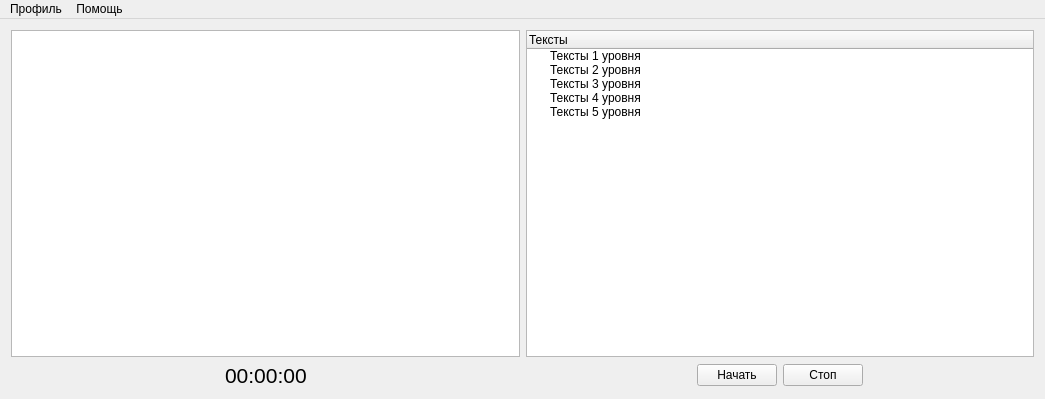
Nemilad/ReadSpeedTest, file mainwindow.ui: the form before one commit.
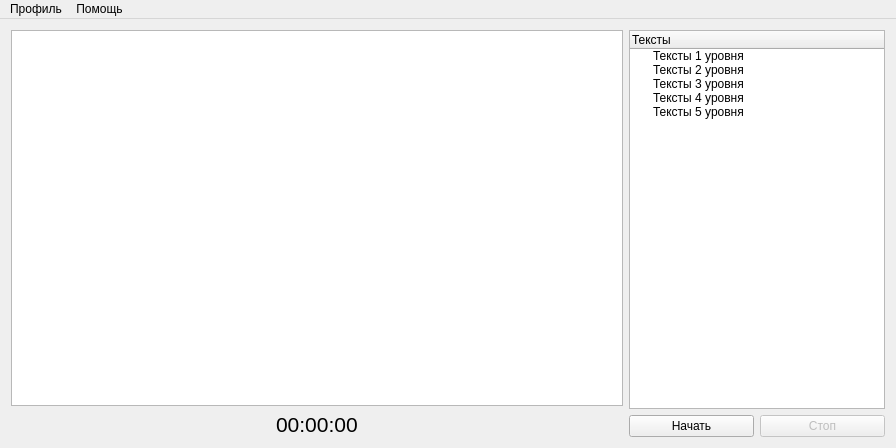
The form after the commit.

```diff
--- a/mainwindow.ui
+++ b/mainwindow.ui
@@ -6,8 +6,8 @@
    <rect>
     <x>0</x>
     <y>0</y>
-    <width>1045</width>
-    <height>399</height>
+    <width>896</width>
+    <height>448</height>
    </rect>
   </property>
   <property name="minimumSize">
@@ -52,18 +52,70 @@
         <rect>
          <x>0</x>
          <y>0</y>
-         <width>1045</width>
-         <height>381</height>
+         <width>896</width>
+         <height>430</height>
         </rect>
        </property>
        <layout class="QGridLayout" name="gridLayout_2">
-        <item row="0" column="0" colspan="2">
-         <layout class="QHBoxLayout" name="horizontalLayout">
+        <item row="0" column="0">
+         <layout class="QVBoxLayout" name="verticalLayout">
           <item>
            <widget class="QTextBrowser" name="textBrowser"/>
           </item>
           <item>
+           <layout class="QHBoxLayout" name="horizontalLayout_2">
+            <item>
+             <spacer name="horizontalSpacer">
+              <property name="orientation">
+               <enum>Qt::Horizontal</enum>
+              </property>
+              <property name="sizeHint" stdset="0">
+               <size>
+                <width>40</width>
+                <height>20</height>
+               </size>
+              </property>
+             </spacer>
+            </item>
+            <item>
+             <widget class="QLabel" name="time_label">
+              <property name="font">
+               <font>
+                <pointsize>16</pointsize>
+               </font>
+              </property>
+              <property name="text">
+               <string>&lt;html&gt;&lt;head/&gt;&lt;body&gt;&lt;p&gt;&lt;span style=&quot; font-size:16pt;&quot;&gt;00:00:00&lt;/span&gt;&lt;/p&gt;&lt;/body&gt;&lt;/html&gt;</string>
+              </property>
+             </widget>
+            </item>
+            <item>
+             <spacer name="horizontalSpacer_2">
+              <property name="orientation">
+               <enum>Qt::Horizontal</enum>
+              </property>
+              <property name="sizeHint" stdset="0">
+               <size>
+                <width>40</width>
+                <height>20</height>
+               </size>
+              </property>
+             </spacer>
+            </item>
+           </layout>
+          </item>
+         </layout>
+        </item>
+        <item row="0" column="1">
+         <layout class="QVBoxLayout" name="verticalLayout_2">
+          <item>
            <widget class="QTreeWidget" name="treeWidget">
+            <property name="sizePolicy">
+             <sizepolicy hsizetype="Minimum" vsizetype="Expanding">
+              <horstretch>0</horstretch>
+              <verstretch>0</verstretch>
+             </sizepolicy>
+            </property>
             <column>
              <property name="text">
               <string>Тексты</string>
@@ -96,65 +148,8 @@
             </item>
            </widget>
           </item>
-         </layout>
-        </item>
-        <item row="1" column="0">
-         <layout class="QHBoxLayout" name="horizontalLayout_2">
           <item>
-           <spacer name="horizontalSpacer_2">
-            <property name="orientation">
-             <enum>Qt::Horizontal</enum>
-            </property>
-            <property name="sizeHint" stdset="0">
-             <size>
-              <width>40</width>
-              <height>20</height>
-             </size>
-            </property>
-           </spacer>
-          </item>
-          <item>
-           <widget class="QLabel" name="time_label">
-            <property name="font">
-             <font>
-              <pointsize>16</pointsize>
-             </font>
-            </property>
-            <property name="text">
-             <string>&lt;html&gt;&lt;head/&gt;&lt;body&gt;&lt;p&gt;&lt;span style=&quot; font-size:16pt;&quot;&gt;00:00:00&lt;/span&gt;&lt;/p&gt;&lt;/body&gt;&lt;/html&gt;</string>
-            </property>
-           </widget>
-          </item>
-          <item>
-           <spacer name="horizontalSpacer">
-            <property name="orientation">
-             <enum>Qt::Horizontal</enum>
-            </property>
-            <property name="sizeHint" stdset="0">
-             <size>
-              <width>40</width>
-              <height>20</height>
-             </size>
-            </property>
-           </spacer>
-          </item>
-         </layout>
-        </item>
-        <item row="1" column="1">
          <layout class="QHBoxLayout" name="horizontalLayout_3">
-          <item>
-           <spacer name="horizontalSpacer_3">
-            <property name="orientation">
-             <enum>Qt::Horizontal</enum>
-            </property>
-            <property name="sizeHint" stdset="0">
-             <size>
-              <width>40</width>
-              <height>20</height>
-             </size>
-            </property>
-           </spacer>
-          </item>
           <item>
            <widget class="QPushButton" name="pushButton_start">
             <property name="sizePolicy">
@@ -170,6 +165,9 @@
           </item>
           <item>
            <widget class="QPushButton" name="pushButton_stop">
+              <property name="enabled">
+               <bool>false</bool>
+              </property>
             <property name="text">
              <string>Стоп</string>
             </property>
@@ -187,18 +185,7 @@
             </property>
            </widget>
           </item>
-          <item>
-           <spacer name="horizontalSpacer_4">
-            <property name="orientation">
-             <enum>Qt::Horizontal</enum>
-            </property>
-            <property name="sizeHint" stdset="0">
-             <size>
-              <width>40</width>
-              <height>20</height>
-             </size>
-            </property>
-           </spacer>
+           </layout>
           </item>
          </layout>
         </item>
@@ -213,7 +200,7 @@
     <rect>
      <x>0</x>
      <y>0</y>
-     <width>1045</width>
+     <width>896</width>
      <height>18</height>
     </rect>
    </property>
```
Left out of the diff: 20 changed lines with no effect on the pictures. Lines whose indentation alone changed are shown as unchanged.
